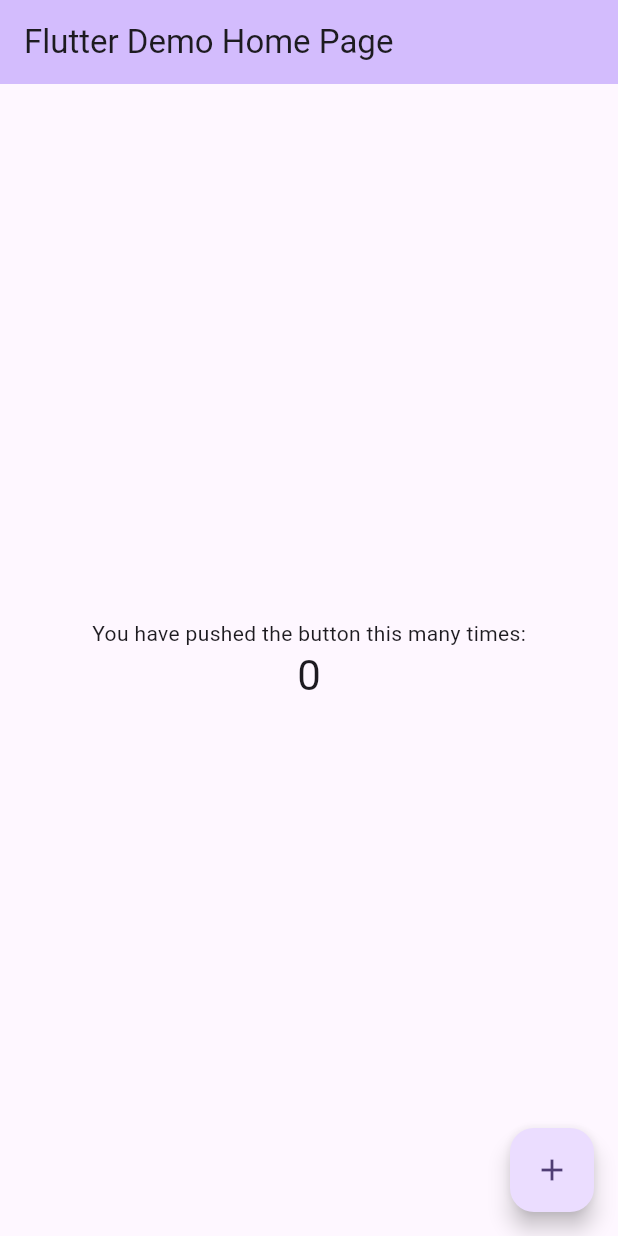
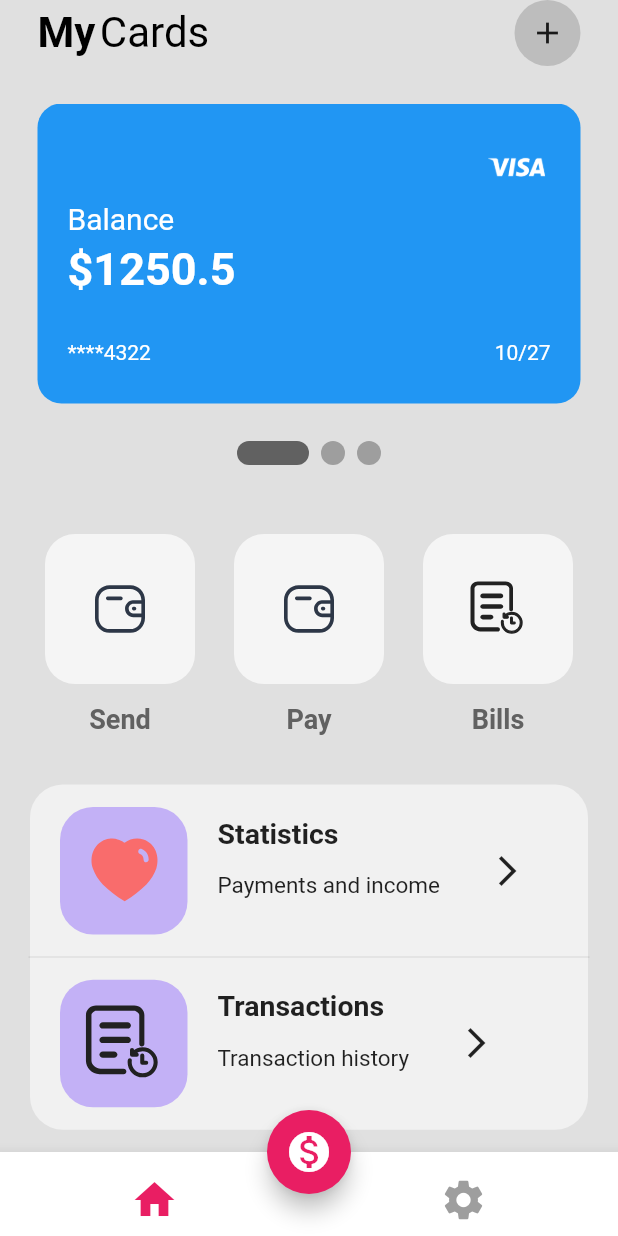
Before and after one commit to florinvoicu12/wallet_app_ui, a Flutter app: the screen it shows after launch, on a phone screen of 412 x 824 dp. Run offline on Flutter 3.47's test engine with Material 2 defaults, Android fonts, the phone set to English and light mode, and no system bars; drawn by our look-alikes of smooth_page_indicator; our stand-ins replace flutter_svg.

Commit message:
MyCards screen finished

```diff
--- /dev/null
+++ b/lib/components/button_component.dart
@@ -0,0 +1,46 @@
+import 'package:flutter/material.dart';
+import 'package:flutter_svg/svg.dart';
+
+class ButtonComponent extends StatelessWidget {
+  const ButtonComponent({
+    super.key,
+    required this.svg,
+    required this.buttonTitle,
+  });
+
+  final String svg;
+  final String buttonTitle;
+
+  @override
+  Widget build(BuildContext context) {
+    return Column(
+      children: [
+        Padding(
+          padding: const EdgeInsets.all(13.0),
+          child: Container(
+            height: 100,
+            padding: EdgeInsets.all(20),
+            decoration: BoxDecoration(
+              borderRadius: BorderRadius.circular(20),
+              color: Colors.grey[100],
+            ),
+            width: 100,
+            child: Center(
+              child: SvgPicture.asset(
+                svg,
+                width: 40,
+              ),
+            ),
+          ),
+        ),
+        Text(
+          buttonTitle,
+          style: TextStyle(
+              fontSize: 18,
+              fontWeight: FontWeight.bold,
+              color: Colors.grey[700]),
+        )
+      ],
+    );
+  }
+}
--- /dev/null
+++ b/lib/components/card_widget.dart
@@ -0,0 +1,76 @@
+import 'package:flutter/material.dart';
+
+class CardWidget extends StatelessWidget {
+  const CardWidget({
+    super.key,
+    required this.balance,
+    required this.cardNumber,
+    required this.expiryMonth,
+    required this.expiryYear,
+    required this.color,
+  });
+
+  final double balance;
+  final int cardNumber;
+  final int expiryMonth;
+  final int expiryYear;
+  final color;
+
+  @override
+  Widget build(BuildContext context) {
+    return Padding(
+      padding: const EdgeInsets.symmetric(horizontal: 25.0),
+      child: Container(
+        width: 300,
+        padding: const EdgeInsets.all(20),
+        decoration: BoxDecoration(
+            color: color, borderRadius: BorderRadius.circular(16)),
+        child: Column(
+          crossAxisAlignment: CrossAxisAlignment.start,
+          // mainAxisAlignment: MainAxisAlignment.spaceBetween,
+          children: [
+            Row(
+              mainAxisAlignment: MainAxisAlignment.end,
+              children: [
+                Image.asset(
+                  "assets/visa-logo-black-and-white.png",
+                  width: 45,
+                )
+              ],
+            ),
+            Text(
+              "Balance",
+              style: TextStyle(color: Colors.white, fontSize: 20),
+            ),
+            SizedBox(
+              height: 5,
+            ),
+            Text(
+              "\$" + balance.toString(),
+              style: TextStyle(
+                  color: Colors.white,
+                  fontSize: 30,
+                  fontWeight: FontWeight.bold),
+            ),
+            SizedBox(
+              height: 30,
+            ),
+            Row(
+              mainAxisAlignment: MainAxisAlignment.spaceBetween,
+              children: [
+                Text(
+                  "****" + cardNumber.toString(),
+                  style: TextStyle(color: Colors.white),
+                ),
+                Text(
+                  expiryMonth.toString() + "/" + expiryYear.toString(),
+                  style: TextStyle(color: Colors.white),
+                ),
+              ],
+            )
+          ],
+        ),
+      ),
+    );
+  }
+}
--- /dev/null
+++ b/lib/components/tile_component.dart
@@ -0,0 +1,71 @@
+import 'package:flutter/material.dart';
+import 'package:flutter_svg/flutter_svg.dart';
+
+class TileComponent extends StatelessWidget {
+  const TileComponent({
+    super.key,
+    required this.svg,
+    required this.title,
+    required this.subtitle,
+    this.color,
+    required this.borderRadius,
+  });
+
+  final String svg, title, subtitle;
+  final color;
+  final BorderRadius borderRadius;
+
+  @override
+  Widget build(BuildContext context) {
+    return Padding(
+      padding: const EdgeInsets.symmetric(horizontal: 20.0),
+      child: Container(
+        padding: EdgeInsets.all(15),
+        decoration: BoxDecoration(
+          borderRadius: borderRadius,
+          color: Colors.white54,
+        ),
+        child: Row(
+          children: [
+            Padding(
+              padding: const EdgeInsets.only(left: 5.0),
+              child: Container(
+                width: 85,
+                height: 85,
+                decoration: BoxDecoration(
+                    borderRadius: BorderRadius.circular(22), color: color),
+                child: Padding(
+                  padding: const EdgeInsets.all(15.0),
+                  child: SvgPicture.asset(svg),
+                ),
+              ),
+            ),
+            Padding(
+              padding: const EdgeInsets.only(left: 20.0, bottom: 17),
+              child: Column(
+                crossAxisAlignment: CrossAxisAlignment.start,
+                children: [
+                  Text(
+                    title,
+                    style: TextStyle(fontWeight: FontWeight.bold, fontSize: 19),
+                  ),
+                  SizedBox(
+                    height: 15,
+                  ),
+                  Text(
+                    subtitle,
+                    style: TextStyle(fontSize: 15),
+                  )
+                ],
+              ),
+            ),
+            SizedBox(
+              width: 33,
+            ),
+            Icon(Icons.arrow_forward_ios)
+          ],
+        ),
+      ),
+    );
+  }
+}
--- a/lib/main.dart
+++ b/lib/main.dart
@@ -1,4 +1,5 @@
 import 'package:flutter/material.dart';
+import 'package:wallet_app/pages/home_page.dart';
 
 void main() {
   runApp(const MyApp());
@@ -11,115 +12,8 @@ class MyApp extends StatelessWidget {
   @override
   Widget build(BuildContext context) {
     return MaterialApp(
-      title: 'Flutter Demo',
-      theme: ThemeData(
-        // This is the theme of your application.
-        //
-        // TRY THIS: Try running your application with "flutter run". You'll see
-        // the application has a blue toolbar. Then, without quitting the app,
-        // try changing the seedColor in the colorScheme below to Colors.green
-        // and then invoke "hot reload" (save your changes or press the "hot
-        // reload" button in a Flutter-supported IDE, or press "r" if you used
-        // the command line to start the app).
-        //
-        // Notice that the counter didn't reset back to zero; the application
-        // state is not lost during the reload. To reset the state, use hot
-        // restart instead.
-        //
-        // This works for code too, not just values: Most code changes can be
-        // tested with just a hot reload.
-        colorScheme: ColorScheme.fromSeed(seedColor: Colors.deepPurple),
-        useMaterial3: true,
-      ),
-      home: const MyHomePage(title: 'Flutter Demo Home Page'),
+      debugShowCheckedModeBanner: false,
+      home: HomePage(),
     );
   }
 }
-
-class MyHomePage extends StatefulWidget {
-  const MyHomePage({super.key, required this.title});
-
-  // This widget is the home page of your application. It is stateful, meaning
-  // that it has a State object (defined below) that contains fields that affect
-  // how it looks.
-
-  // This class is the configuration for the state. It holds the values (in this
-  // case the title) provided by the parent (in this case the App widget) and
-  // used by the build method of the State. Fields in a Widget subclass are
-  // always marked "final".
-
-  final String title;
-
-  @override
-  State<MyHomePage> createState() => _MyHomePageState();
-}
-
-class _MyHomePageState extends State<MyHomePage> {
-  int _counter = 0;
-
-  void _incrementCounter() {
-    setState(() {
-      // This call to setState tells the Flutter framework that something has
-      // changed in this State, which causes it to rerun the build method below
-      // so that the display can reflect the updated values. If we changed
-      // _counter without calling setState(), then the build method would not be
-      // called again, and so nothing would appear to happen.
-      _counter++;
-    });
-  }
-
-  @override
-  Widget build(BuildContext context) {
-    // This method is rerun every time setState is called, for instance as done
-    // by the _incrementCounter method above.
-    //
-    // The Flutter framework has been optimized to make rerunning build methods
-    // fast, so that you can just rebuild anything that needs updating rather
-    // than having to individually change instances of widgets.
-    return Scaffold(
-      appBar: AppBar(
-        // TRY THIS: Try changing the color here to a specific color (to
-        // Colors.amber, perhaps?) and trigger a hot reload to see the AppBar
-        // change color while the other colors stay the same.
-        backgroundColor: Theme.of(context).colorScheme.inversePrimary,
-        // Here we take the value from the MyHomePage object that was created by
-        // the App.build method, and use it to set our appbar title.
-        title: Text(widget.title),
-      ),
-      body: Center(
-        // Center is a layout widget. It takes a single child and positions it
-        // in the middle of the parent.
-        child: Column(
-          // Column is also a layout widget. It takes a list of children and
-          // arranges them vertically. By default, it sizes itself to fit its
-          // children horizontally, and tries to be as tall as its parent.
-          //
-          // Column has various properties to control how it sizes itself and
-          // how it positions its children. Here we use mainAxisAlignment to
-          // center the children vertically; the main axis here is the vertical
-          // axis because Columns are vertical (the cross axis would be
-          // horizontal).
-          //
-          // TRY THIS: Invoke "debug painting" (choose the "Toggle Debug Paint"
-          // action in the IDE, or press "p" in the console), to see the
-          // wireframe for each widget.
-          mainAxisAlignment: MainAxisAlignment.center,
-          children: <Widget>[
-            const Text(
-              'You have pushed the button this many times:',
-            ),
-            Text(
-              '$_counter',
-              style: Theme.of(context).textTheme.headlineMedium,
-            ),
-          ],
-        ),
-      ),
-      floatingActionButton: FloatingActionButton(
-        onPressed: _incrementCounter,
-        tooltip: 'Increment',
-        child: const Icon(Icons.add),
-      ), // This trailing comma makes auto-formatting nicer for build methods.
-    );
-  }
-}
--- /dev/null
+++ b/lib/pages/home_page.dart
@@ -0,0 +1,223 @@
+import 'package:flutter/material.dart';
+import 'package:smooth_page_indicator/smooth_page_indicator.dart';
+import 'package:wallet_app/components/button_component.dart';
+import 'package:wallet_app/components/card_widget.dart';
+import 'package:wallet_app/components/tile_component.dart';
+
+class HomePage extends StatelessWidget {
+  HomePage({super.key});
+
+  final _controller = PageController();
+
+  @override
+  Widget build(BuildContext context) {
+    return Scaffold(
+      backgroundColor: Colors.grey[300],
+      floatingActionButton: FloatingActionButton(
+        onPressed: () {},
+        backgroundColor: Colors.pink,
+        child: Icon(
+          Icons.monetization_on,
+          size: 32,
+        ),
+      ),
+      floatingActionButtonLocation: FloatingActionButtonLocation.centerDocked,
+      bottomNavigationBar: BottomAppBar(
+        child: Padding(
+          padding: const EdgeInsets.only(top: 8.0),
+          child:
+              Row(mainAxisAlignment: MainAxisAlignment.spaceAround, children: [
+            IconButton(
+              onPressed: () {},
+              icon: Icon(
+                Icons.home,
+                size: 32,
+                color: Colors.pink,
+              ),
+            ),
+            IconButton(
+              onPressed: () {},
+              icon: Icon(
+                Icons.settings,
+                size: 32,
+                color: Colors.grey,
+              ),
+            )
+          ]),
+        ),
+      ),
+      body: SafeArea(
+        child: Padding(
+          padding: const EdgeInsets.all(0),
+          child: SingleChildScrollView(
+            scrollDirection: Axis.vertical,
+            child: Column(
+              children: [
+                TitleSection(),
+                SizedBox(
+                  height: 25,
+                ),
+                CardWidgetsList(controller: _controller),
+                SizedBox(
+                  height: 25,
+                ),
+                SmoothPageIndicator(
+                  controller: _controller,
+                  count: 3,
+                  effect: ExpandingDotsEffect(
+                    activeDotColor: Colors.grey.shade700,
+                  ),
+                ),
+                SizedBox(
+                  height: 25,
+                ),
+                ButtonComponentsList(),
+                SizedBox(
+                  height: 25,
+                ),
+                Column(
+                  crossAxisAlignment: CrossAxisAlignment.start,
+                  children: [
+                    TileComponent(
+                      title: "Statistics",
+                      subtitle: "Payments and income",
+                      svg: "assets/Heart.svg",
+                      color: Colors.deepPurpleAccent.withAlpha(100),
+                      borderRadius: BorderRadius.only(
+                          topLeft: Radius.circular(22),
+                          topRight: Radius.circular(22)),
+                    ),
+                    Padding(
+                      padding: const EdgeInsets.only(left: 19, right: 19),
+                      child: const Divider(
+                        height: 0.1,
+                      ),
+                    ),
+                    TileComponent(
+                        title: "Transactions",
+                        subtitle: "Transaction history",
+                        svg: "assets/transaction-history.svg",
+                        color: Colors.deepPurpleAccent.withAlpha(100),
+                        borderRadius: BorderRadius.only(
+                            bottomLeft: Radius.circular(22),
+                            bottomRight: Radius.circular(22))),
+                  ],
+                )
+              ],
+            ),
+          ),
+        ),
+      ),
+    );
+  }
+}
+
+class CardWidgetsList extends StatelessWidget {
+  const CardWidgetsList({
+    super.key,
+    required PageController controller,
+  }) : _controller = controller;
+
+  final PageController _controller;
+
+  @override
+  Widget build(BuildContext context) {
+    return Container(
+      height: 200,
+      child: PageView(controller: _controller, children: [
+        CardWidget(
+          balance: 1250.50,
+          cardNumber: 4322,
+          expiryMonth: 10,
+          expiryYear: 27,
+          color: Colors.blue,
+        ),
+        CardWidget(
+          balance: 3000.00,
+          cardNumber: 5440,
+          expiryMonth: 3,
+          expiryYear: 26,
+          color: Colors.green,
+        ),
+        CardWidget(
+          balance: 5250.43,
+          cardNumber: 3243,
+          expiryMonth: 12,
+          expiryYear: 24,
+          color: Colors.red,
+        ),
+      ]),
+    );
+  }
+}
+
+class ButtonComponentsList extends StatelessWidget {
+  const ButtonComponentsList({
+    super.key,
+  });
+
+  @override
+  Widget build(BuildContext context) {
+    return SingleChildScrollView(
+      scrollDirection: Axis.horizontal,
+      child: Padding(
+        padding: const EdgeInsets.all(8.0),
+        child: Row(
+          mainAxisAlignment: MainAxisAlignment.spaceEvenly,
+          children: [
+            ButtonComponent(
+              svg: "assets/wallet-svg.svg",
+              buttonTitle: "Send",
+            ),
+            ButtonComponent(
+              svg: "assets/wallet-svg.svg",
+              buttonTitle: "Pay",
+            ),
+            ButtonComponent(
+              svg: "assets/transaction-history.svg",
+              buttonTitle: "Bills",
+            ),
+          ],
+        ),
+      ),
+    );
+  }
+}
+
+class TitleSection extends StatelessWidget {
+  const TitleSection({
+    super.key,
+  });
+
+  @override
+  Widget build(BuildContext context) {
+    return Padding(
+      padding: const EdgeInsets.symmetric(horizontal: 25),
+      child: Row(mainAxisAlignment: MainAxisAlignment.spaceBetween, children: [
+        Row(
+          children: [
+            Text(
+              "My",
+              style: TextStyle(
+                  fontSize: 28,
+                  fontWeight: FontWeight.bold,
+                  color: Colors.black),
+            ),
+            SizedBox(
+              width: 3,
+            ),
+            Text(
+              "Cards",
+              style: TextStyle(fontSize: 28, color: Colors.black),
+            ),
+          ],
+        ),
+        Container(
+            padding: EdgeInsets.all(10),
+            decoration:
+                BoxDecoration(color: Colors.grey[400], shape: BoxShape.circle),
+            child: Icon(Icons.add)),
+      ]),
+    );
+  }
+}
```
Also changed, not shown: pubspec.yaml (+5 -3 lines), assets/Filter.svg (added), assets/Heart.svg (added), assets/Notification.svg (added), assets/illustration_financial.png (added), assets/menu.svg (added), assets/money-receive.svg (added), assets/transaction-history.svg (added), assets/visa-logo-black-and-white.png (added), assets/wallet-svg.svg (added), pubspec.lock.
